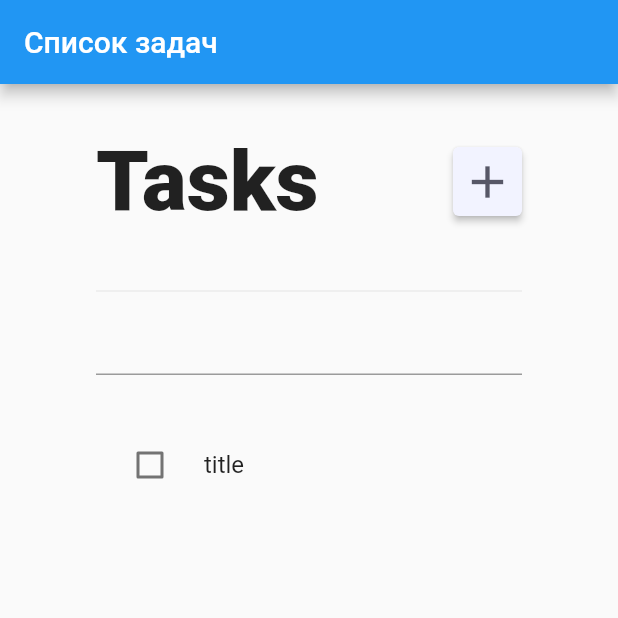
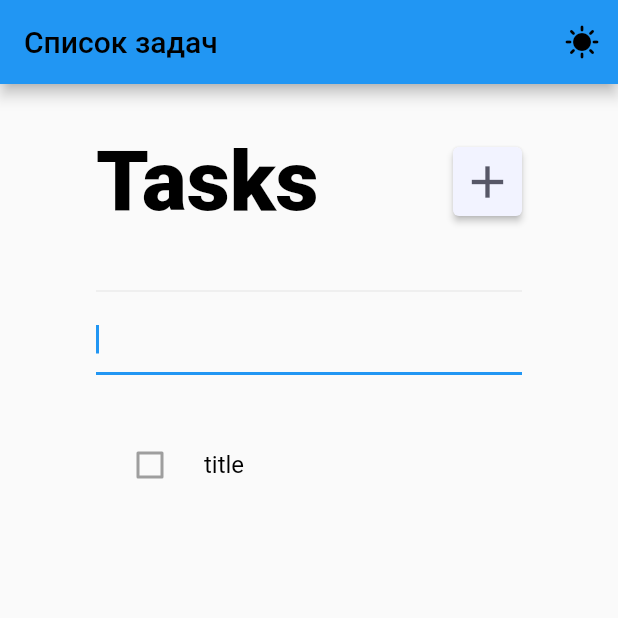
Before and after one commit to 1ldanlik/task-list-app, a Flutter app: the screen it shows after launch, after a tap on the "add" icon, on a phone screen of 412 x 824 dp, the top half of it. Run offline on Flutter 3.47's test engine with Material 2 defaults, Android fonts, the phone set to English and light mode, and no system bars.

Commit message:
add switching mode to dark and light by inherited widget

```diff
--- a/lib/main.dart
+++ b/lib/main.dart
@@ -1,5 +1,5 @@
 import 'package:flutter/material.dart';
-import 'package:task_list_app/screens/MainPage.dart';
+import 'package:task_list_app/screens/root_widget.dart';
 
 void main() {
   runApp(const MyApp());
@@ -16,7 +16,7 @@ class MyApp extends StatelessWidget {
       theme: ThemeData(
         primarySwatch: Colors.blue,
       ),
-      home: const MainPage(),
+      home: RootWidget(),
     );
   }
 }
--- a/lib/screens/MainPage.dart
+++ b/lib/screens/main_page.dart
@@ -1,9 +1,10 @@
 import 'package:flutter/material.dart';
 
 import '../entity/task.dart';
+import '../utils/change_app_theme.dart';
 
 class MainPage extends StatefulWidget {
-  const MainPage({Key? key}) : super(key: key);
+  MainPage({Key? key}) : super(key: key);
 
   @override
   State<MainPage> createState() => _MainPageState();
@@ -11,9 +12,10 @@ class MainPage extends StatefulWidget {
 
 class _MainPageState extends State<MainPage> {
   List<Task> _taskList = [];
-  late TextEditingController _controller;
+  late TextEditingController _controller = TextEditingController();
   bool _isVisibleTextField = false;
   bool _isEpmtyError = false;
+  FocusNode focusNode = FocusNode();
 
   MaterialStateProperty<Color>? getColor(Color color, Color colorPressed) {
     final getColor = (Set<MaterialState> states) {
@@ -37,7 +39,7 @@ class _MainPageState extends State<MainPage> {
 
   @override
   void dispose() {
-    if(mounted) {
+    if (mounted) {
       _controller.dispose();
     }
 
@@ -46,9 +48,29 @@ class _MainPageState extends State<MainPage> {
 
   @override
   Widget build(BuildContext context) {
+    final appThemeState = ChangeAppTheme.of(context);
     return Scaffold(
+      backgroundColor: appThemeState!.isDarkMode ? const Color(0xFF29292F) : null,
       appBar: AppBar(
-        title: const Text('Список задач'),
+        backgroundColor: appThemeState.isDarkMode ? const Color(0xFF1E1F25) : null,
+        title: Text(
+          'Список задач',
+          style: TextStyle(
+            color: appThemeState.isDarkMode ? Colors.white : Colors.black,
+          ),
+        ),
+        actions: [
+          IconButton(
+            onPressed: () =>
+              appThemeState.isDarkMode
+                  ? appThemeState.toLightMode()
+                  : appThemeState.toDarkMode(),
+            icon: Icon(
+              appThemeState.isDarkMode ? Icons.mode_night : Icons.sunny,
+              color: appThemeState.isDarkMode ? Colors.white : Colors.black,
+            ),
+          )
+        ],
       ),
       body: Padding(
         padding: const EdgeInsets.symmetric(horizontal: 64, vertical: 32),
@@ -60,9 +82,15 @@ class _MainPageState extends State<MainPage> {
               Row(
                 mainAxisAlignment: MainAxisAlignment.spaceBetween,
                 children: [
-                  const Text(
+                  Text(
                     'Tasks',
-                    style: TextStyle(fontSize: 56, fontWeight: FontWeight.w800),
+                    style: TextStyle(
+                      fontSize: 56,
+                      fontWeight: FontWeight.w800,
+                      color: appThemeState.isDarkMode
+                          ? Colors.white
+                          : Colors.black,
+                    ),
                   ),
                   SizedBox(
                     width: 46,
@@ -73,19 +101,19 @@ class _MainPageState extends State<MainPage> {
                             backgroundColor: getColor(const Color(0xFFF2F3FF),
                                 const Color(0xFFD6F0BF))),
                         onPressed: () {
-                          setState(() {
-                            if(_isVisibleTextField) {
-                              if(_controller.text.isNotEmpty) {
-                                _taskList.add(Task(_controller.text));
+                            if (_isVisibleTextField) {
+                              if (_controller.text.isNotEmpty) {
+                                _taskList.insert(0, Task(_controller.text));
                                 _controller.clear();
                                 _isEpmtyError = false;
                               } else {
                                 _isEpmtyError = true;
                               }
+                            } else {
+                              focusNode.requestFocus();
                             }
                             _isVisibleTextField = !_isVisibleTextField;
                             setState(() {});
-                          });
                         },
                         child: const Center(
                             child: Icon(
@@ -106,15 +134,19 @@ class _MainPageState extends State<MainPage> {
               Visibility(
                 visible: _isVisibleTextField,
                 child: TextField(
+                  style: TextStyle(
+                    color: appThemeState.isDarkMode ? Colors.white : Colors.black,
+                  ),
+                  focusNode: focusNode,
                   controller: _controller,
                 ),
               ),
               Visibility(
-                visible: _isEpmtyError,
-                child: const Text(
-                  "The task can't be empty", style: TextStyle(color: Colors.red),
-                )
-              ),
+                  visible: _isEpmtyError,
+                  child: const Text(
+                    "The task can't be empty",
+                    style: TextStyle(color: Colors.red),
+                  )),
               const SizedBox(
                 height: 32,
               ),
@@ -128,7 +160,10 @@ class _MainPageState extends State<MainPage> {
                           alignment: Alignment.centerRight,
                           padding: const EdgeInsets.only(right: 20),
                           color: Colors.red,
-                          child: const Icon(Icons.delete, color: Colors.white,),
+                          child: const Icon(
+                            Icons.delete,
+                            color: Colors.white,
+                          ),
                         ),
                         onDismissed: (value) {
                           setState(() {
@@ -143,7 +178,18 @@ class _MainPageState extends State<MainPage> {
                               _taskList[index].isChecked = value!;
                             });
                           },
-                          title: Text(_taskList[index].title),
+                          side: const BorderSide(
+                            color: Colors.grey,
+                            width: 2
+                          ),
+                          title: Text(
+                            _taskList[index].title,
+                            style: TextStyle(
+                              color: appThemeState.isDarkMode
+                                  ? Colors.white
+                                  : Colors.black,
+                            ),
+                          ),
                           value: _taskList[index].isChecked,
                         ),
                       );
--- /dev/null
+++ b/lib/screens/root_widget.dart
@@ -0,0 +1,36 @@
+import 'package:flutter/material.dart';
+import 'package:task_list_app/screens/main_page.dart';
+import 'package:task_list_app/utils/change_app_theme.dart';
+
+class RootWidget extends StatefulWidget {
+  @override
+  State<RootWidget> createState() => _RootWidgetState();
+}
+
+class _RootWidgetState extends State<RootWidget> {
+  bool isDarkMode = false;
+
+  void toDarkMode() {
+    debugPrint('[[[[[[[[[[[[[[[[[[[[[[[[[[[[[');
+    setState(() {
+      isDarkMode = true;
+    });
+  }
+
+  void toLightMode() {
+    debugPrint('}}}}}}}}}}}}}}}}}}}}}}}}}}}}}}');
+    setState(() {
+      isDarkMode = false;
+    });
+  }
+
+  @override
+  Widget build(BuildContext context) {
+    return ChangeAppTheme(
+      isDarkMode: isDarkMode,
+      toDarkMode: toDarkMode,
+      toLightMode: toLightMode,
+      child: MainPage(),
+    );
+  }
+}
--- /dev/null
+++ b/lib/utils/change_app_theme.dart
@@ -0,0 +1,25 @@
+import 'package:flutter/material.dart';
+
+class ChangeAppTheme extends InheritedWidget {
+  final bool isDarkMode;
+  final Widget child;
+  final Function toDarkMode;
+  final Function toLightMode;
+
+  const ChangeAppTheme({
+    Key? key,
+    required this.isDarkMode,
+    required this.toDarkMode,
+    required this.toLightMode,
+    required this.child
+  }) : super(key: key, child: child);
+
+  @override
+  bool updateShouldNotify(ChangeAppTheme oldWidget) {
+    return isDarkMode != oldWidget.isDarkMode;
+  }
+
+  static ChangeAppTheme? of(BuildContext context) {
+    return (context.dependOnInheritedWidgetOfExactType<ChangeAppTheme>());
+  }
+}
```
